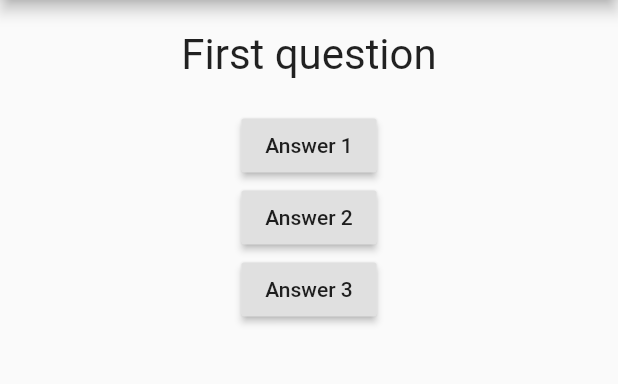
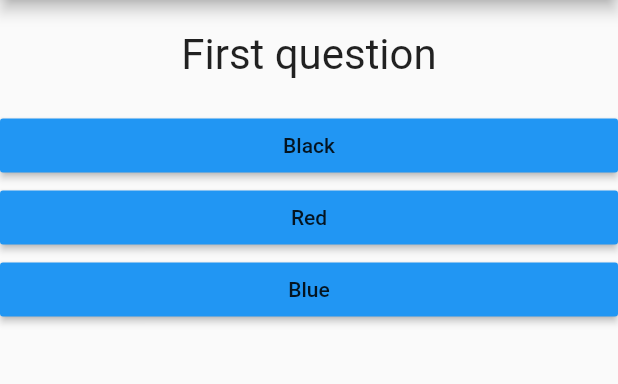
Before and after one commit to vlotysh/flutter_playground, a Flutter app: the screen it shows after launch, on a phone screen of 412 x 824 dp, the part 84-468 px from its top. Run offline on Flutter 3.47's test engine with Material 2 defaults, Android fonts, the phone set to English and light mode, and no system bars; our stand-ins replace audioplayers.

Commit message:
Finished quiz app

```diff
--- /dev/null
+++ b/lib/apps/quizTask/DTO/QuizDTO.dart
@@ -0,0 +1,6 @@
+class QuizDTO {
+  final String question;
+  final List answers;
+
+  QuizDTO(this.question, this.answers);
+}
--- a/lib/apps/quizTask/QuizTask.dart
+++ b/lib/apps/quizTask/QuizTask.dart
@@ -1,5 +1,7 @@
+import 'package:empty/apps/quizTask/DTO/QuizDTO.dart';
+import 'package:empty/apps/quizTask/quiz.dart';
+import 'package:empty/apps/quizTask/result.dart';
 import 'package:flutter/material.dart';
-import './question.dart';
 
 class QuizTask extends StatefulWidget {
   @override
@@ -7,23 +9,48 @@ class QuizTask extends StatefulWidget {
 }
 
 class _QuizTaskState extends State<QuizTask> {
-  String answer = 'The question';
   int _questionIndex = 0;
+  int _totalScore = 0;
 
-  List<String> _questions = [
-    'First question',
-    'Second question'
+  final _questions = [
+    {
+      'question': 'First question',
+      'answers': [
+        {'text': 'Black', 'score': 10},
+        {'text': 'Red', 'score': 5},
+        {'text': 'Blue', 'score': 3},
+      ]
+    },
+    {
+      'question': 'Second question',
+      'answers': [
+        {'text': 'Cat', 'score': 10},
+        {'text': 'Dog', 'score': 5},
+        {'text': 'Caw', 'score': 3},
+      ]
+    }
   ];
 
+  void _pressedHandler(int score) {
+    _totalScore += score;
 
-  void _pressedHandler(String answer) {
-    int newIndex = this._questionIndex + 1;
+    setState(() {
+      _questionIndex = _questionIndex + 1;
+    });
+  }
 
-    if (this._questions.asMap().containsKey(newIndex)) {
-      this._questionIndex += newIndex;
-    } else {
-      this._questionIndex = 0;
-    }
+  void resetHandler() {
+    setState(() {
+      _totalScore = 0;
+      _questionIndex = 0;
+    });
+  }
+
+  QuizDTO buildDTO() {
+    return QuizDTO(
+        _questions[_questionIndex]['question'],
+        _questions[_questionIndex]['answers']
+    );
   }
 
   @override
@@ -33,37 +60,14 @@ class _QuizTaskState extends State<QuizTask> {
         appBar: AppBar(
           title: Text('Quiz'),
         ),
-        body: Column(
-          children: <Widget>[
-            Question(
-                questionText: this._questions[this._questionIndex]
-            ),
-            RaisedButton(
-                child: Text('Answer 1'),
-                onPressed: () {
-                  setState(()  {
-                    this._pressedHandler('Answer 1');
-                  });
-                },
-            ),
-            RaisedButton(
-                child: Text('Answer 2'),
-                onPressed: () {
-                  setState(() {
-                    this._pressedHandler('Answer 2');
-                  });
-                },
-            ),
-            RaisedButton(
-                child: Text('Answer 3'),
-                onPressed: () {
-                  setState(() {
-                    this._pressedHandler('Answer 3');
-                  });
-                },
-            ),
-          ],
-        ),
+        body: () {
+          return _questionIndex < _questions.length
+              ? QuizBlock(
+                quizDTO: buildDTO(),
+                pressedHandler: _pressedHandler
+              )
+              : Result(resetHandler: resetHandler, totalScore: _totalScore);
+        }()
       ),
     );
   }
--- /dev/null
+++ b/lib/apps/quizTask/answer.dart
@@ -0,0 +1,26 @@
+import 'package:flutter/material.dart';
+
+class Answer extends StatelessWidget {
+  final String answer;
+  final Function handler;
+
+  Answer({
+    @required String answer,
+    @required Function handler
+  }) :
+        answer = answer,
+        handler = handler;
+
+  @override
+  Widget build(BuildContext context) {
+    // TODO: implement build
+    return Container(
+      width: double.infinity,
+      child: RaisedButton(
+        color: Colors.blue,
+        child: Text(answer),
+        onPressed: handler,
+      ),
+    );
+  }
+}
--- /dev/null
+++ b/lib/apps/quizTask/quiz.dart
@@ -0,0 +1,34 @@
+import 'package:empty/apps/quizTask/DTO/QuizDTO.dart';
+import 'package:empty/apps/quizTask/answer.dart';
+import 'package:empty/apps/quizTask/question.dart';
+import 'package:flutter/material.dart';
+
+class QuizBlock extends StatelessWidget {
+  final QuizDTO quizDTO;
+  final Function pressedHandler;
+
+  QuizBlock({
+    @required QuizDTO quizDTO,
+    @required Function pressedHandler
+  }) :
+        quizDTO = quizDTO,
+        pressedHandler = pressedHandler;
+
+  @override
+  Widget build(BuildContext context) {
+    return Column(
+      children: <Widget>[
+        Question(
+            questionText: quizDTO.question
+        ),
+        // ignore: sdk_version_ui_as_code
+        ...(quizDTO.answers as List<Map<String, Object>>).map((answer) {
+          return Answer(
+            answer: answer['text'],
+            handler: () => pressedHandler(answer['score']),
+          );
+        }).toList()
+      ],
+    );
+  }
+}
--- a/pubspec.yaml
+++ b/pubspec.yaml
@@ -14,7 +14,7 @@ description: A new Flutter application.
 version: 1.0.0+1
 
 environment:
-  sdk: ">=2.1.0 <3.0.0"
+  sdk: ">=2.2.2 <3.0.0"
 
 dependencies:
   flutter:
```
Also changed, not shown: lib/apps/quizTask/result.dart (added, +40 -0 lines).
